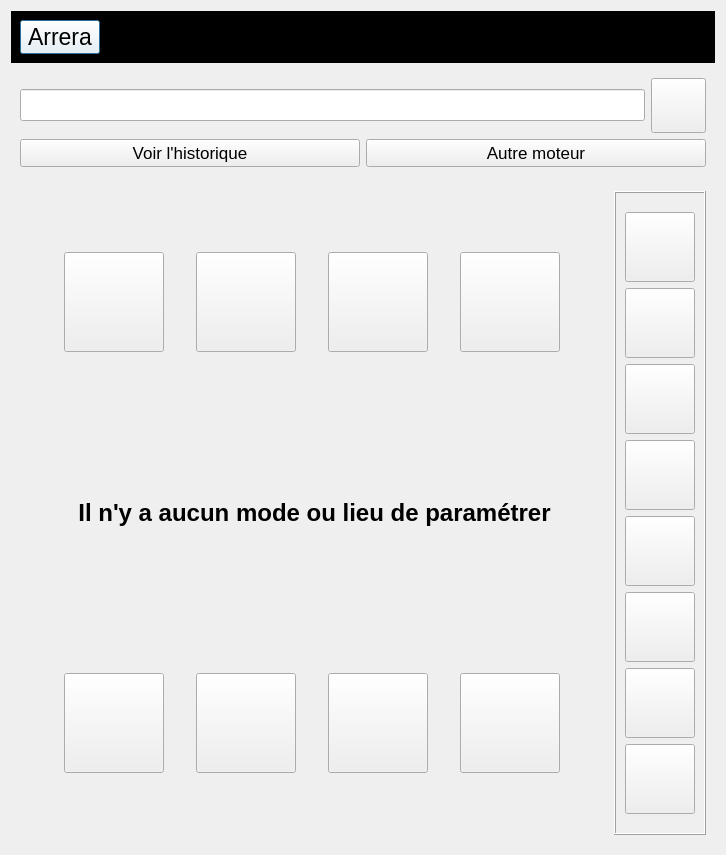
Arrera-Software/Arrera-Interface, file arreraui.ui: the form before one commit.
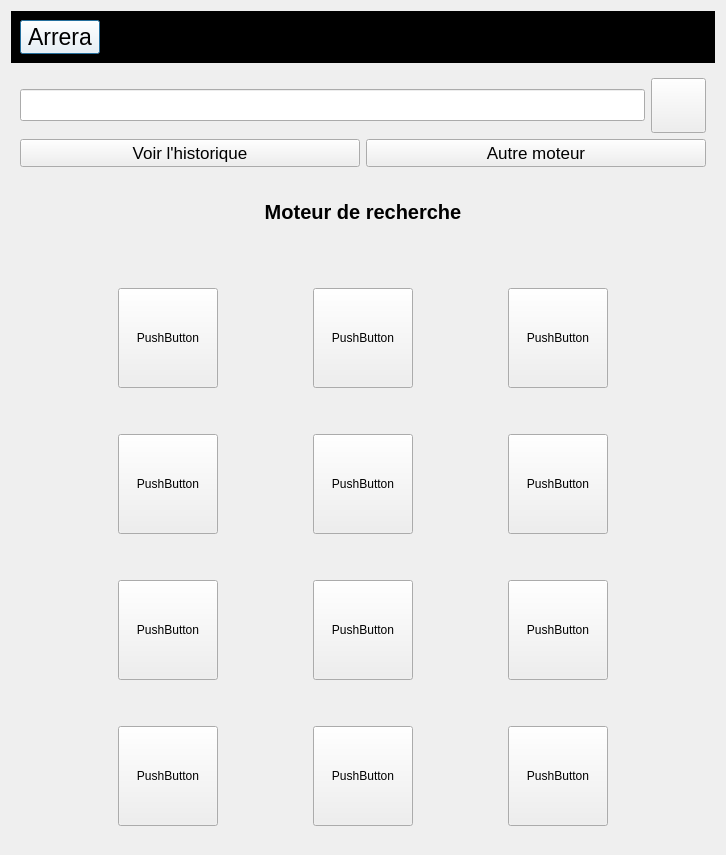
The form after the commit. Icons and pictures are not drawn.

Commit message: Ajout de la partie moteur de recherche

Diff of the .ui file:
```diff
--- a/arreraui.ui
+++ b/arreraui.ui
@@ -190,7 +190,7 @@
    <item>
     <widget class="QStackedWidget" name="I2025">
      <property name="currentIndex">
-      <number>1</number>
+      <number>2</number>
      </property>
      <widget class="QWidget" name="mode">
       <layout class="QHBoxLayout" name="horizontalLayout_7">
@@ -1037,6 +1037,319 @@
        </item>
       </layout>
      </widget>
+     <widget class="QWidget" name="recherchePage">
+      <layout class="QVBoxLayout" name="verticalLayout_9">
+       <item>
+        <widget class="QStackedWidget" name="arreraRecherche">
+         <widget class="QWidget" name="moteur">
+          <layout class="QVBoxLayout" name="verticalLayout_10">
+           <item>
+            <widget class="QLabel" name="LINDCMOTEURRECHERCHE">
+             <property name="font">
+              <font>
+               <pointsize>15</pointsize>
+               <bold>true</bold>
+              </font>
+             </property>
+             <property name="text">
+              <string>Moteur de recherche</string>
+             </property>
+             <property name="alignment">
+              <set>Qt::AlignmentFlag::AlignCenter</set>
+             </property>
+            </widget>
+           </item>
+           <item>
+            <spacer name="verticalSpacer_18">
+             <property name="orientation">
+              <enum>Qt::Orientation::Vertical</enum>
+             </property>
+             <property name="sizeHint" stdset="0">
+              <size>
+               <width>20</width>
+               <height>40</height>
+              </size>
+             </property>
+            </spacer>
+           </item>
+           <item>
+            <layout class="QGridLayout" name="gridLayout_3">
+             <item row="7" column="0">
+              <widget class="QPushButton" name="IDC_MOTEURWORDREFERENCE">
+               <property name="minimumSize">
+                <size>
+                 <width>100</width>
+                 <height>100</height>
+                </size>
+               </property>
+               <property name="maximumSize">
+                <size>
+                 <width>100</width>
+                 <height>100</height>
+                </size>
+               </property>
+               <property name="text">
+                <string>PushButton</string>
+               </property>
+              </widget>
+             </item>
+             <item row="5" column="0">
+              <widget class="QPushButton" name="IDC_MOTEURBIGSEARCH">
+               <property name="minimumSize">
+                <size>
+                 <width>100</width>
+                 <height>100</height>
+                </size>
+               </property>
+               <property name="maximumSize">
+                <size>
+                 <width>100</width>
+                 <height>100</height>
+                </size>
+               </property>
+               <property name="text">
+                <string>PushButton</string>
+               </property>
+              </widget>
+             </item>
+             <item row="1" column="2">
+              <widget class="QPushButton" name="IDC_MOTEURBING">
+               <property name="minimumSize">
+                <size>
+                 <width>100</width>
+                 <height>100</height>
+                </size>
+               </property>
+               <property name="maximumSize">
+                <size>
+                 <width>100</width>
+                 <height>100</height>
+                </size>
+               </property>
+               <property name="text">
+                <string>PushButton</string>
+               </property>
+              </widget>
+             </item>
+             <item row="3" column="0">
+              <widget class="QPushButton" name="IDC_MOTEURBRAVE">
+               <property name="minimumSize">
+                <size>
+                 <width>100</width>
+                 <height>100</height>
+                </size>
+               </property>
+               <property name="maximumSize">
+                <size>
+                 <width>100</width>
+                 <height>100</height>
+                </size>
+               </property>
+               <property name="text">
+                <string>PushButton</string>
+               </property>
+              </widget>
+             </item>
+             <item row="2" column="0">
+              <spacer name="verticalSpacer">
+               <property name="orientation">
+                <enum>Qt::Orientation::Vertical</enum>
+               </property>
+               <property name="sizeHint" stdset="0">
+                <size>
+                 <width>20</width>
+                 <height>40</height>
+                </size>
+               </property>
+              </spacer>
+             </item>
+             <item row="3" column="2">
+              <widget class="QPushButton" name="IDC_MOTEURQWANT">
+               <property name="minimumSize">
+                <size>
+                 <width>100</width>
+                 <height>100</height>
+                </size>
+               </property>
+               <property name="maximumSize">
+                <size>
+                 <width>100</width>
+                 <height>100</height>
+                </size>
+               </property>
+               <property name="text">
+                <string>PushButton</string>
+               </property>
+              </widget>
+             </item>
+             <item row="6" column="0">
+              <spacer name="verticalSpacer_3">
+               <property name="orientation">
+                <enum>Qt::Orientation::Vertical</enum>
+               </property>
+               <property name="sizeHint" stdset="0">
+                <size>
+                 <width>20</width>
+                 <height>40</height>
+                </size>
+               </property>
+              </spacer>
+             </item>
+             <item row="7" column="2">
+              <widget class="QPushButton" name="IDC_MOTEURREVERSO">
+               <property name="minimumSize">
+                <size>
+                 <width>100</width>
+                 <height>100</height>
+                </size>
+               </property>
+               <property name="maximumSize">
+                <size>
+                 <width>100</width>
+                 <height>100</height>
+                </size>
+               </property>
+               <property name="text">
+                <string>PushButton</string>
+               </property>
+              </widget>
+             </item>
+             <item row="5" column="2">
+              <widget class="QPushButton" name="IDC_MOTEURAMAZON">
+               <property name="minimumSize">
+                <size>
+                 <width>100</width>
+                 <height>100</height>
+                </size>
+               </property>
+               <property name="maximumSize">
+                <size>
+                 <width>100</width>
+                 <height>100</height>
+                </size>
+               </property>
+               <property name="text">
+                <string>PushButton</string>
+               </property>
+              </widget>
+             </item>
+             <item row="7" column="1">
+              <widget class="QPushButton" name="IDC_MOTEURYT">
+               <property name="minimumSize">
+                <size>
+                 <width>100</width>
+                 <height>100</height>
+                </size>
+               </property>
+               <property name="maximumSize">
+                <size>
+                 <width>100</width>
+                 <height>100</height>
+                </size>
+               </property>
+               <property name="text">
+                <string>PushButton</string>
+               </property>
+              </widget>
+             </item>
+             <item row="5" column="1">
+              <widget class="QPushButton" name="IDC_MOTEURWIKIPEDIA">
+               <property name="minimumSize">
+                <size>
+                 <width>100</width>
+                 <height>100</height>
+                </size>
+               </property>
+               <property name="maximumSize">
+                <size>
+                 <width>100</width>
+                 <height>100</height>
+                </size>
+               </property>
+               <property name="text">
+                <string>PushButton</string>
+               </property>
+              </widget>
+             </item>
+             <item row="1" column="0">
+              <widget class="QPushButton" name="IDC_MOTEURDUCK">
+               <property name="minimumSize">
+                <size>
+                 <width>100</width>
+                 <height>100</height>
+                </size>
+               </property>
+               <property name="maximumSize">
+                <size>
+                 <width>100</width>
+                 <height>100</height>
+                </size>
+               </property>
+               <property name="text">
+                <string>PushButton</string>
+               </property>
+              </widget>
+             </item>
+             <item row="1" column="1">
+              <widget class="QPushButton" name="IDC_MOTEURGOOGLE">
+               <property name="minimumSize">
+                <size>
+                 <width>100</width>
+                 <height>100</height>
+                </size>
+               </property>
+               <property name="maximumSize">
+                <size>
+                 <width>100</width>
+                 <height>100</height>
+                </size>
+               </property>
+               <property name="text">
+                <string>PushButton</string>
+               </property>
+              </widget>
+             </item>
+             <item row="4" column="0">
+              <spacer name="verticalSpacer_2">
+               <property name="orientation">
+                <enum>Qt::Orientation::Vertical</enum>
+               </property>
+               <property name="sizeHint" stdset="0">
+                <size>
+                 <width>20</width>
+                 <height>40</height>
+                </size>
+               </property>
+              </spacer>
+             </item>
+             <item row="3" column="1">
+              <widget class="QPushButton" name="IDC_MOTEURECOSIA">
+               <property name="minimumSize">
+                <size>
+                 <width>100</width>
+                 <height>100</height>
+                </size>
+               </property>
+               <property name="maximumSize">
+                <size>
+                 <width>100</width>
+                 <height>100</height>
+                </size>
+               </property>
+               <property name="text">
+                <string>PushButton</string>
+               </property>
+              </widget>
+             </item>
+            </layout>
+           </item>
+          </layout>
+         </widget>
+         <widget class="QWidget" name="historique"/>
+        </widget>
+       </item>
+      </layout>
+     </widget>
      <widget class="QWidget" name="app">
       <layout class="QHBoxLayout" name="horizontalLayout">
        <item>
```
The commit also changes 2 other files.
